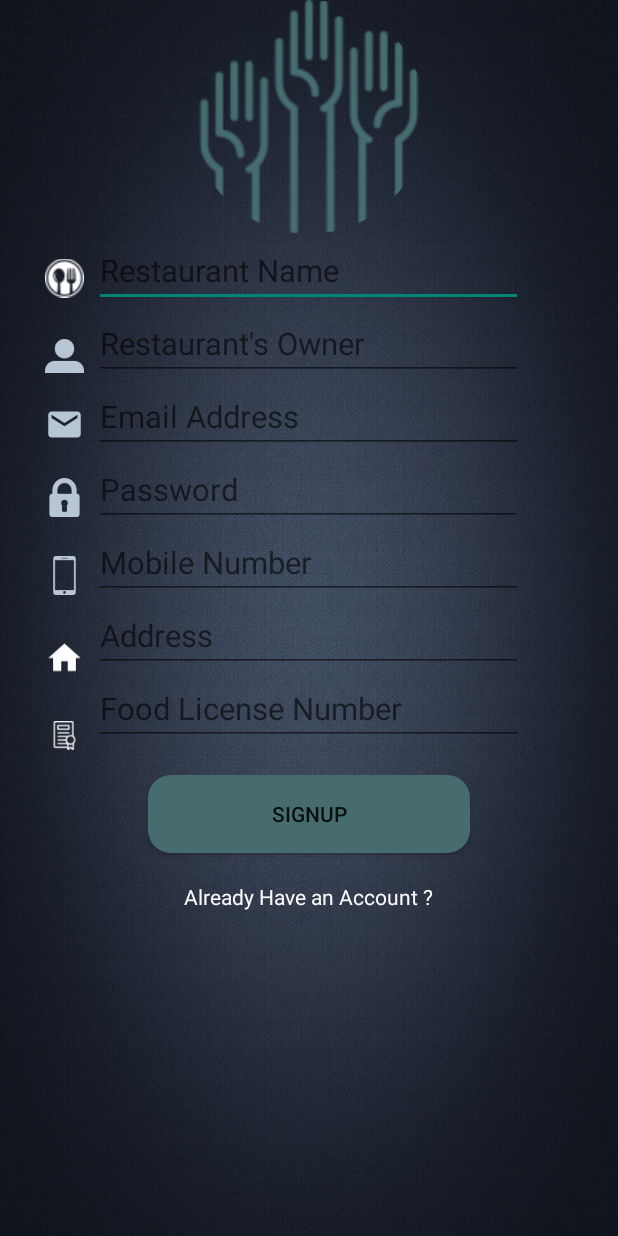
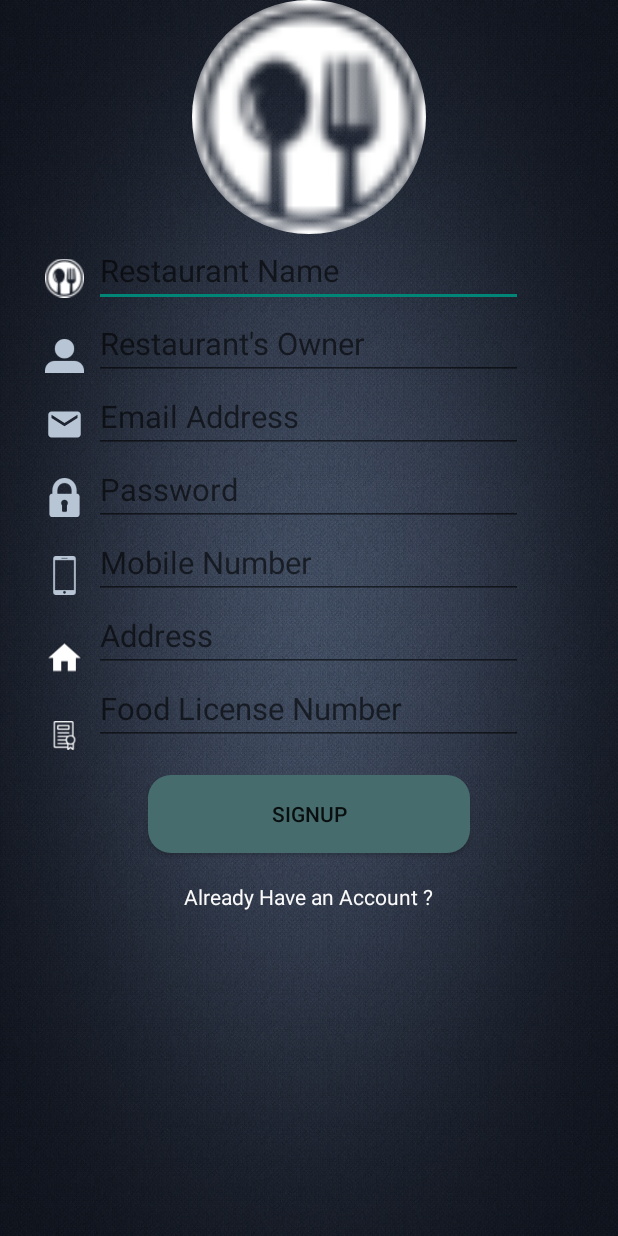
Before and after one commit to RachitShah1299/ResSignup, an Android app: the screen it shows after launch (MainActivity), on a phone screen of 412 x 824 dp. Run offline under Robolectric (Android 15) with nearby library versions, the phone set to English and light mode, and no system bars; our stand-ins replace CircleImageView, sdp/ssp sizes.

Commit message:
after profile change

```diff
--- a/app/src/main/java/com/example/rachitshah/resignup/MainActivity.java
+++ b/app/src/main/java/com/example/rachitshah/resignup/MainActivity.java
@@ -1,13 +1,44 @@
 package com.example.rachitshah.resignup;
 
+import android.content.Intent;
+import android.net.Uri;
+import android.provider.MediaStore;
 import android.support.v7.app.AppCompatActivity;
 import android.os.Bundle;
+import android.view.View;
+import android.widget.ImageView;
 
 public class MainActivity extends AppCompatActivity {
+    ImageView img;
+    private static final int PICK_IMAGE = 100;
+    Uri imageUri;
 
     @Override
     protected void onCreate(Bundle savedInstanceState) {
         super.onCreate(savedInstanceState);
         setContentView(R.layout.activity_main);
+        img = (ImageView) findViewById(R.id.profile);
+        img = (ImageView) findViewById(R.id.profile);
+        img.setOnClickListener(new View.OnClickListener() {
+                                   @Override
+                                   public void onClick(View view) {
+                                       opengallery();
+                                   }
+                               }
+        );
+    }
+
+    private void opengallery() {
+        Intent gallery = new Intent(Intent.ACTION_PICK, MediaStore.Images.Media.INTERNAL_CONTENT_URI);
+        startActivityForResult(gallery, PICK_IMAGE);
+    }
+
+    @Override
+    protected void onActivityResult(int requestCode, int resultCode, Intent data) {
+        super.onActivityResult(requestCode, resultCode, data);
+        if (resultCode == RESULT_OK && requestCode == PICK_IMAGE) {
+            imageUri = data.getData();
+            img.setImageURI(imageUri);
+        }
     }
 }
--- a/app/src/main/res/layout/activity_main.xml
+++ b/app/src/main/res/layout/activity_main.xml
@@ -13,14 +13,15 @@
         android:layout_height="match_parent">
 
         <de.hdodenhof.circleimageview.CircleImageView
-            android:id="@+id/logo"
+            android:id="@+id/profile"
             android:layout_centerHorizontal="true"
             android:layout_width="@dimen/_120sdp"
             android:layout_height="@dimen/_120sdp"
-            android:src="@drawable/logo"/>
+            android:src="@drawable/res"/>
+
         <EditText
             android:id="@+id/name"
-            android:layout_below="@+id/logo"
+            android:layout_below="@+id/profile"
             android:layout_centerHorizontal="true"
             android:layout_width="@dimen/_220sdp"
             android:layout_height="wrap_content"
@@ -31,7 +32,7 @@
             android:textColor="@color/graylight"/>
         <ImageView
             android:id="@+id/rname"
-            android:layout_below="@+id/logo"
+            android:layout_below="@+id/profile"
             android:layout_toLeftOf="@+id/name"
             android:layout_width="@dimen/_20sdp"
             android:layout_height="@dimen/_35sdp"
```
